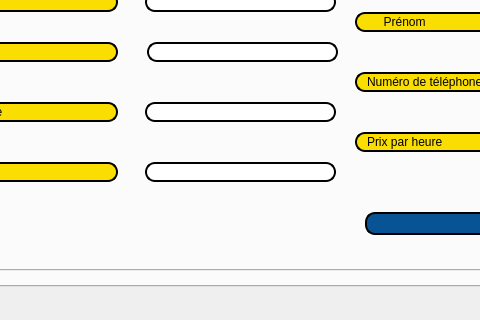
Above: gestion des personnes d'aides/mainwindow1.ui from yanni2302/smart_parental_monitoring_2A22 before the change; both pictures show x 219 to 699 and y 414 to 734 of the 1144 by 734 pixel window. Below: the same form after it.
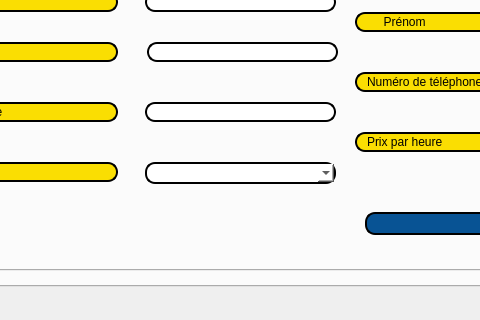
That is the form after the change. The open tabs and pages were chosen to show the change. Icons and pictures are not drawn.

```diff
--- a/gestion des personnes d'aides/mainwindow1.ui
+++ b/gestion des personnes d'aides/mainwindow1.ui
@@ -524,22 +524,6 @@
         <bool>true</bool>
        </property>
       </widget>
-      <widget class="QLineEdit" name="lineEdit_metier_a">
-       <property name="geometry">
-        <rect>
-         <x>300</x>
-         <y>310</y>
-         <width>191</width>
-         <height>20</height>
-        </rect>
-       </property>
-       <property name="styleSheet">
-        <string notr="true">border: 2px solid black;
-border-radius: 10px;
-padding: 0 8px;
-background:white</string>
-       </property>
-      </widget>
       <widget class="QLineEdit" name="lineEdit_prix_heure_a">
        <property name="geometry">
         <rect>
@@ -572,6 +556,24 @@
 background:white</string>
        </property>
       </widget>
+      <widget class="QComboBox" name="comboBo_4">
+       <property name="geometry">
+        <rect>
+         <x>300</x>
+         <y>310</y>
+         <width>191</width>
+         <height>22</height>
+        </rect>
+       </property>
+       <property name="styleSheet">
+        <string notr="true">border: 2px solid black;
+border-radius: 10px;
+padding: 0 8px;
+background: white;
+selection-background-color: gray;
+</string>
+       </property>
+      </widget>
      </widget>
      <widget class="QWidget" name="Afficher_E_3">
       <attribute name="title">
```
Left out of the diff: 2 changed lines with no effect on the pictures.
